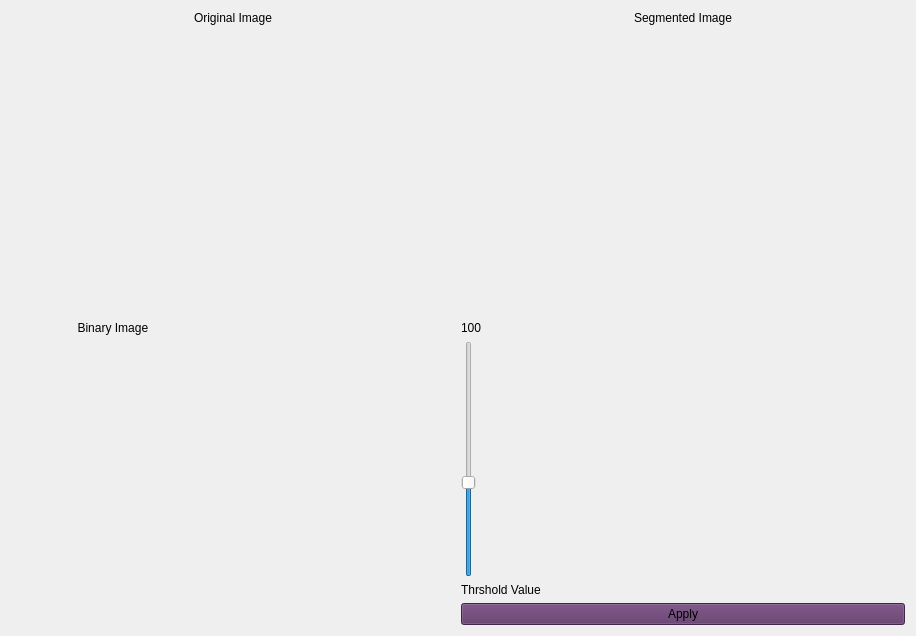
The window that src/ui/Segmentation.ui (Ahmed-Gamiel/Image-segmentation) describes before a commit, drawn with Qt 5.
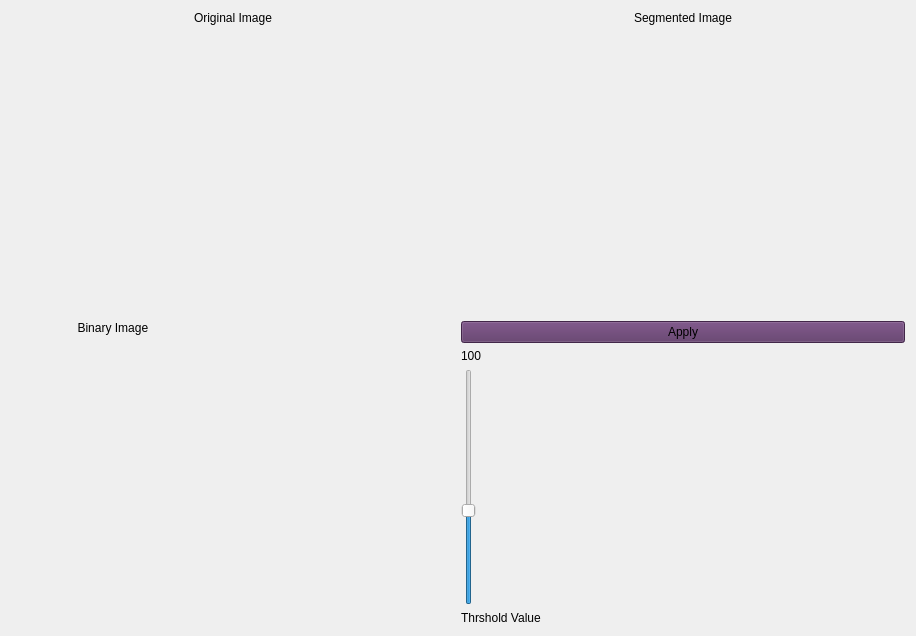
The same window after the commit.

What changed in the file:
```diff
--- a/src/ui/Segmentation.ui
+++ b/src/ui/Segmentation.ui
@@ -105,6 +105,20 @@
        </item>
        <item row="1" column="1">
         <layout class="QVBoxLayout" name="equalized_histogram_layout">
+         <item>
+          <widget class="QPushButton" name="segmentation_btn">
+           <property name="cursor">
+            <cursorShape>PointingHandCursor</cursorShape>
+           </property>
+           <property name="styleSheet">
+            <string notr="true">background-color: rgb(92, 53, 102);
+</string>
+           </property>
+           <property name="text">
+            <string>Apply</string>
+           </property>
+          </widget>
+         </item>
          <item>
           <widget class="QLabel" name="thershold_value">
            <property name="text">
@@ -135,20 +149,6 @@
            </property>
           </widget>
          </item>
-         <item>
-          <widget class="QPushButton" name="segmentation_btn">
-           <property name="cursor">
-            <cursorShape>PointingHandCursor</cursorShape>
-           </property>
-           <property name="styleSheet">
-            <string notr="true">background-color: rgb(92, 53, 102);
-</string>
-           </property>
-           <property name="text">
-            <string>Apply</string>
-           </property>
-          </widget>
-         </item>
         </layout>
        </item>
       </layout>
```
Left out of the diff: 2 changed lines with no effect on the pictures.
